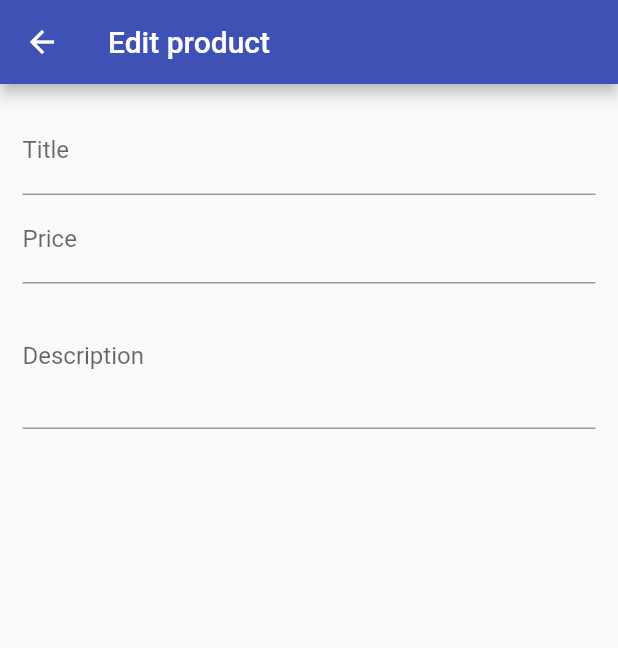
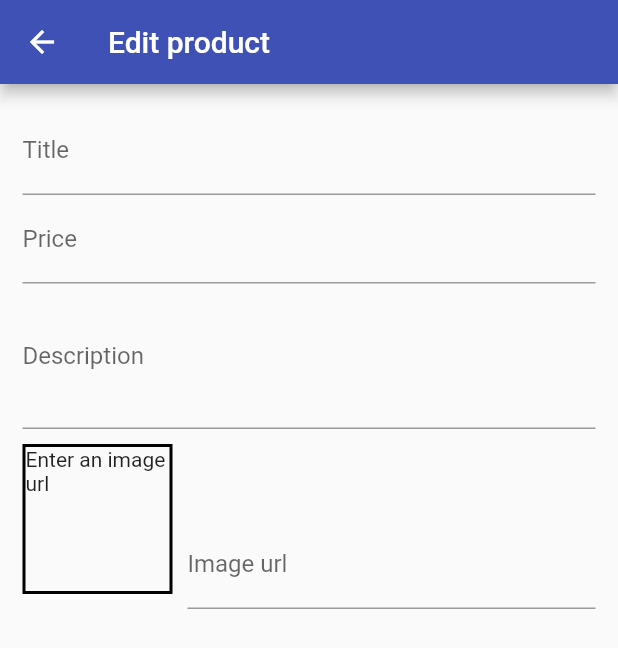
Before and after one commit to DimaMamaev/flutter-state, a Flutter app: the EditProductScreen screen opened by its route, on a phone screen of 412 x 824 dp. Shown: the top 648 px of the screen. Run offline on Flutter 3.47's test engine with Material 2 defaults, Android fonts, the phone set to English and light mode, and no system bars; network calls fail.

```diff
--- a/lib/screens/edit-product/edit-product.dart
+++ b/lib/screens/edit-product/edit-product.dart
@@ -9,12 +9,28 @@ class EditProductScreen extends StatefulWidget {
 class _EditProductScreenState extends State<EditProductScreen> {
   final _priceFocusNode = FocusNode();
   final _descriptionFocusNode = FocusNode();
+  final _imageFocusNode = FocusNode();
+  final _imageUrlController = TextEditingController();
+
+  @override
+  void initState() {
+    _imageFocusNode.addListener(_updateImageUrl);
+    super.initState();
+  }
 
   @override
   void dispose() {
     _descriptionFocusNode.dispose();
     _priceFocusNode.dispose();
+    _imageFocusNode.dispose();
+    _imageFocusNode.removeListener(_updateImageUrl);
     super.dispose();
+  }
+
+  void _updateImageUrl() {
+    if (!_imageFocusNode.hasFocus) {
+      setState(() {});
+    }
   }
 
   @override
@@ -49,6 +65,41 @@ class _EditProductScreenState extends State<EditProductScreen> {
                 maxLines: 3,
                 keyboardType: TextInputType.multiline,
               ),
+              Row(
+                crossAxisAlignment: CrossAxisAlignment.end,
+                children: [
+                  Container(
+                    width: 100,
+                    height: 100,
+                    margin: EdgeInsets.symmetric(vertical: 10),
+                    decoration: BoxDecoration(
+                        border: Border.all(
+                      width: 2,
+                      color: Colors.black,
+                    )),
+                    child: _imageUrlController.text.isEmpty
+                        ? Text('Enter an image url')
+                        : FittedBox(
+                            child: Image.network(
+                              _imageUrlController.text,
+                              fit: BoxFit.cover,
+                            ),
+                          ),
+                  ),
+                  Expanded(
+                    child: Padding(
+                      padding: EdgeInsets.only(left: 10),
+                      child: TextFormField(
+                        decoration: InputDecoration(labelText: 'Image url'),
+                        keyboardType: TextInputType.url,
+                        textInputAction: TextInputAction.done,
+                        controller: _imageUrlController,
+                        focusNode: _imageFocusNode,
+                      ),
+                    ),
+                  ),
+                ],
+              )
             ],
           ),
         ),
```
